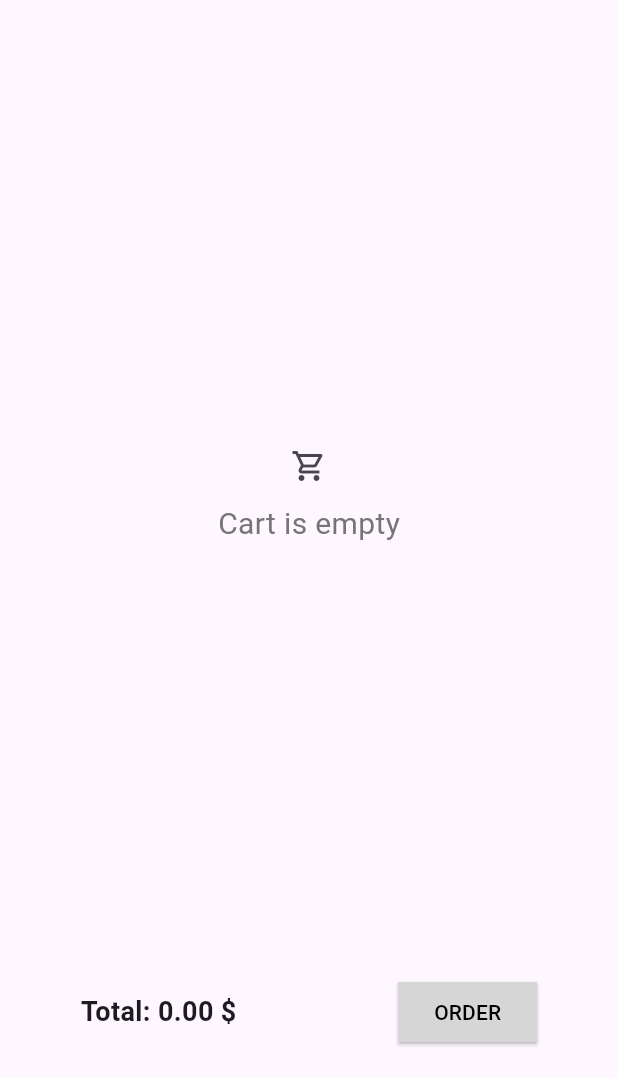
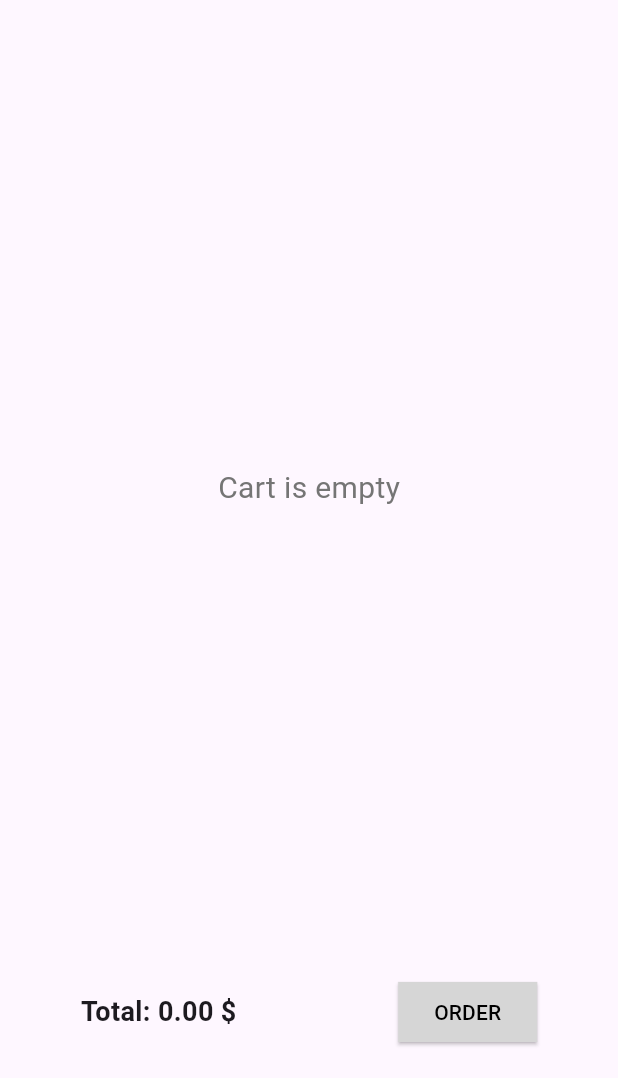
Before and after one commit to phuong2512/fake_store_api_app, a Flutter app: the ProductListScreen screen opened directly, after a tap on the "shopping basket" icon, on a phone screen of 412 x 824 dp, the part 158-1236 px from its top. Run offline on Flutter 3.47's test engine with Material 3 defaults, Android fonts, the phone set to English and light mode, and no system bars; our stand-ins replace dio, get_it; accounts and stored records are empty; network calls fail.

Commit message:
Improve cart loading state and initialization

```diff
--- a/lib/controllers/cart_controller.dart
+++ b/lib/controllers/cart_controller.dart
@@ -9,6 +9,10 @@ import 'package:flutter/material.dart';
 class CartController extends ChangeNotifier {
   final CartService _cartService;
   final ProductService _productService;
+  bool _isLoadedCart = false;
+  bool _isLoading = true;
+
+  bool get isLoading => _isLoading;
 
   CartController(this._cartService, this._productService);
 
@@ -23,23 +27,33 @@ class CartController extends ChangeNotifier {
     return total;
   }
 
-  Future<List<CartProduct>> getCart(int userId) async {
+  Future<void> getCart(int userId) async {
+    if (!_isLoadedCart) {
       final carts = await _cartService.getCarts();
       final currentUserCarts = carts.where((cart) => cart['userId'] == userId);
-    _cartProducts.clear();
       for (var cart in currentUserCarts) {
         final List products = cart['products'];
         for (var cartProduct in products) {
-        final productData = cartProduct;
-        final int productId = productData['productId'];
+          final int productId = cartProduct['productId'];
           final product = await _productService.getProductById(productId);
-        final int quantity = productData['quantity'];
-        _cartProducts.add(CartProduct(product: product, quantity: quantity));
+          final int quantity = cartProduct['quantity'];
+          final index = _cartProducts.indexWhere(
+            (item) => item.product.id == productId,
+          );
+          if (index != -1) {
+            _cartProducts[index].quantity += quantity;
+          } else {
+            _cartProducts.add(
+              CartProduct(product: product, quantity: quantity),
+            );
+          }
         }
       }
       debugPrint(_cartProducts.toString());
+      _isLoadedCart = true;
+      _isLoading = false;
       notifyListeners();
-    return _cartProducts;
+    }
   }
 
   bool isProductInCart(Product product) {
--- a/lib/views/cart/cart_screen.dart
+++ b/lib/views/cart/cart_screen.dart
@@ -11,8 +11,7 @@ class CartScreen extends StatelessWidget {
   Widget build(BuildContext context) {
     final cartController = context.watch<CartController>();
     final cartProducts = cartController.cartProducts;
-    final authController = context.watch<AuthController>();
-    final userId = authController.currentUser!.id;
+
     return Scaffold(
       body: SafeArea(
         child: Padding(
@@ -63,21 +62,23 @@ class CartScreen extends StatelessWidget {
                           ),
                         ),
                       )
+                    : cartController.isLoading == true
+                    ? Center(
+                        child: Column(
+                          children: [
+                            CircularProgressIndicator(),
+                            SizedBox(height: 10),
+                            Text('Loading...'),
+                          ],
+                        ),
+                      )
                     : Center(
-                        child: Column(
-                          mainAxisAlignment: MainAxisAlignment.center,
-                          children: [
-                            IconButton(onPressed: (){
-                              cartController.getCart(userId);
-                            }, icon: Icon(Icons.shopping_cart_outlined)),
-                            Text(
-                              'Cart is empty',
-                              style: TextStyle(
-                                fontSize: 20,
-                                color: Colors.grey[600],
-                              ),
-                            ),
-                          ],
+                        child: Text(
+                          'Cart is empty',
+                          style: TextStyle(
+                            fontSize: 20,
+                            color: Colors.grey[600],
+                          ),
                         ),
                       ),
               ),
--- a/lib/views/product_list/product_list_screen.dart
+++ b/lib/views/product_list/product_list_screen.dart
@@ -1,3 +1,5 @@
+import 'package:fake_store_api_app/controllers/auth_controller.dart';
+import 'package:fake_store_api_app/controllers/cart_controller.dart';
 import 'package:fake_store_api_app/controllers/product_controller.dart';
 import 'package:fake_store_api_app/views/cart/cart_screen.dart';
 import 'package:fake_store_api_app/widgets/product_item.dart';
@@ -18,6 +20,14 @@ class _ProductListScreenState extends State<ProductListScreen> {
     WidgetsBinding.instance.addPostFrameCallback((_) {
       context.read<ProductController>().fetchProducts();
     });
+    _getCart();
+  }
+
+  void _getCart() {
+    final cartController = context.read<CartController>();
+    final authController = context.read<AuthController>();
+    final userId = authController.currentUser!.id;
+    cartController.getCart(userId);
   }
 
   @override
```
Lines whose indentation alone changed are shown as unchanged.
